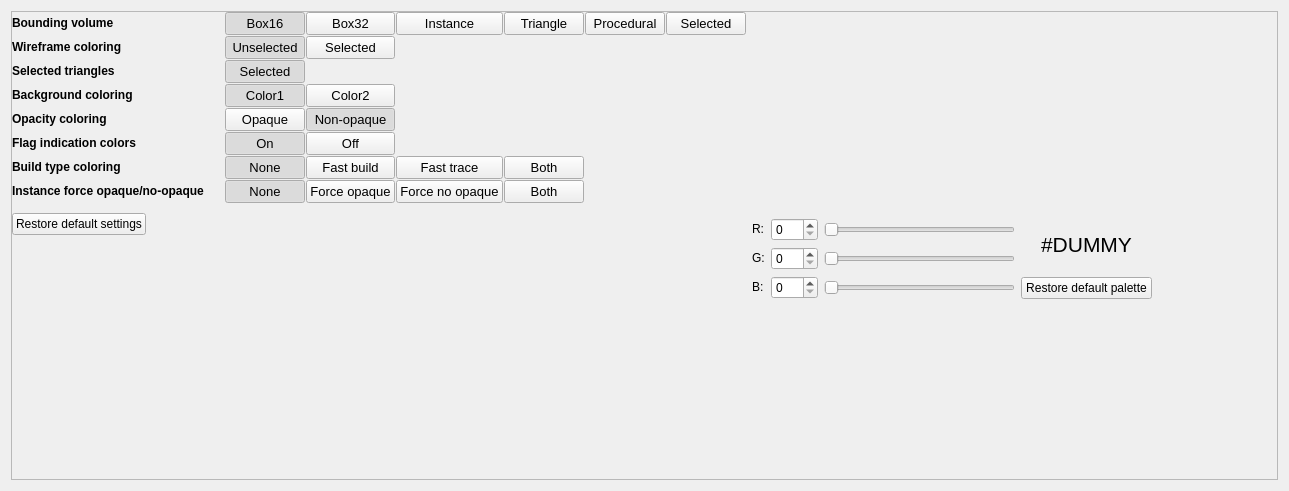
GPUOpen-Tools/radeon_raytracing_analyzer, file source/frontend/views/settings/themes_and_colors_pane.ui: the form before one commit.
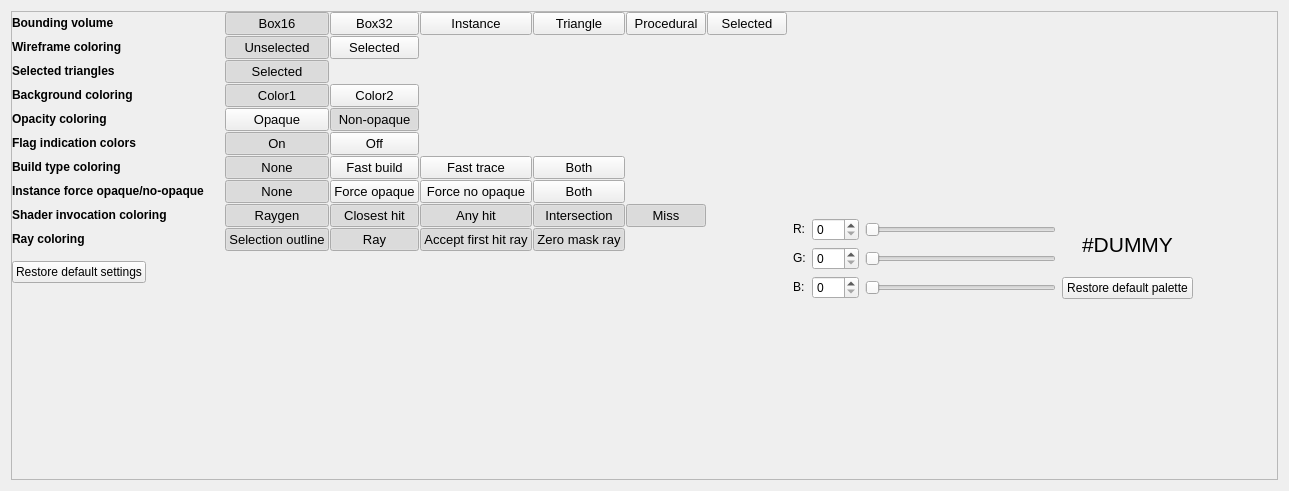
The form after the commit. Custom widgets are drawn as their Qt base class.

The edit to the form file:
```diff
--- a/source/frontend/views/settings/themes_and_colors_pane.ui
+++ b/source/frontend/views/settings/themes_and_colors_pane.ui
@@ -1041,6 +1041,356 @@
               </property>
              </widget>
             </item>
+            <item row="8" column="0">
+             <widget class="ScaledLabel" name="label_shader_invocation_">
+              <property name="sizePolicy">
+               <sizepolicy hsizetype="Minimum" vsizetype="Fixed">
+                <horstretch>0</horstretch>
+                <verstretch>0</verstretch>
+               </sizepolicy>
+              </property>
+              <property name="font">
+               <font>
+                <weight>75</weight>
+                <bold>true</bold>
+                <underline>false</underline>
+                <stylestrategy>PreferAntialias</stylestrategy>
+               </font>
+              </property>
+              <property name="text">
+               <string>Shader invocation coloring</string>
+              </property>
+              <property name="toolTip">
+               <string>Select the colors used for the shader invocation types</string>
+              </property>
+             </widget>
+            </item>
+            <item row="8" column="1">
+             <spacer name="horizontal_spacer_11_">
+              <property name="orientation">
+               <enum>Qt::Horizontal</enum>
+              </property>
+              <property name="sizeType">
+               <enum>QSizePolicy::Fixed</enum>
+              </property>
+              <property name="sizeHint" stdset="0">
+               <size>
+                <width>20</width>
+                <height>20</height>
+               </size>
+              </property>
+             </spacer>
+            </item>
+            <item row="8" column="2">
+             <widget class="ThemesAndColorsItemButton" name="button_invocation_raygen_">
+              <property name="sizePolicy">
+               <sizepolicy hsizetype="Minimum" vsizetype="Fixed">
+                <horstretch>0</horstretch>
+                <verstretch>0</verstretch>
+               </sizepolicy>
+              </property>
+              <property name="font">
+               <font>
+                <pointsize>10</pointsize>
+                <weight>50</weight>
+                <bold>false</bold>
+                <kerning>true</kerning>
+               </font>
+              </property>
+              <property name="cursor">
+               <cursorShape>PointingHandCursor</cursorShape>
+              </property>
+              <property name="text">
+               <string>Raygen</string>
+              </property>
+              <property name="checkable">
+               <bool>true</bool>
+              </property>
+              <property name="checked">
+               <bool>true</bool>
+              </property>
+             </widget>
+            </item>
+            <item row="8" column="3">
+             <widget class="ThemesAndColorsItemButton" name="button_invocation_closest_hit_">
+              <property name="sizePolicy">
+               <sizepolicy hsizetype="Minimum" vsizetype="Fixed">
+                <horstretch>0</horstretch>
+                <verstretch>0</verstretch>
+               </sizepolicy>
+              </property>
+              <property name="font">
+               <font>
+                <pointsize>10</pointsize>
+                <weight>50</weight>
+                <bold>false</bold>
+                <kerning>true</kerning>
+               </font>
+              </property>
+              <property name="cursor">
+               <cursorShape>PointingHandCursor</cursorShape>
+              </property>
+              <property name="text">
+               <string>Closest hit</string>
+              </property>
+              <property name="checkable">
+               <bool>true</bool>
+              </property>
+              <property name="checked">
+               <bool>true</bool>
+              </property>
+             </widget>
+            </item>
+            <item row="8" column="4">
+             <widget class="ThemesAndColorsItemButton" name="button_invocation_any_hit_">
+              <property name="sizePolicy">
+               <sizepolicy hsizetype="Minimum" vsizetype="Fixed">
+                <horstretch>0</horstretch>
+                <verstretch>0</verstretch>
+               </sizepolicy>
+              </property>
+              <property name="font">
+               <font>
+                <pointsize>10</pointsize>
+                <weight>50</weight>
+                <bold>false</bold>
+                <kerning>true</kerning>
+               </font>
+              </property>
+              <property name="cursor">
+               <cursorShape>PointingHandCursor</cursorShape>
+              </property>
+              <property name="text">
+               <string>Any hit</string>
+              </property>
+              <property name="checkable">
+               <bool>true</bool>
+              </property>
+              <property name="checked">
+               <bool>true</bool>
+              </property>
+             </widget>
+            </item>
+            <item row="8" column="5">
+             <widget class="ThemesAndColorsItemButton" name="button_invocation_intersection_">
+              <property name="sizePolicy">
+               <sizepolicy hsizetype="Minimum" vsizetype="Fixed">
+                <horstretch>0</horstretch>
+                <verstretch>0</verstretch>
+               </sizepolicy>
+              </property>
+              <property name="font">
+               <font>
+                <pointsize>10</pointsize>
+                <weight>50</weight>
+                <bold>false</bold>
+                <kerning>true</kerning>
+               </font>
+              </property>
+              <property name="cursor">
+               <cursorShape>PointingHandCursor</cursorShape>
+              </property>
+              <property name="text">
+               <string>Intersection</string>
+              </property>
+              <property name="checkable">
+               <bool>true</bool>
+              </property>
+              <property name="checked">
+               <bool>true</bool>
+              </property>
+             </widget>
+            </item>
+            <item row="8" column="6">
+             <widget class="ThemesAndColorsItemButton" name="button_invocation_miss_">
+              <property name="sizePolicy">
+               <sizepolicy hsizetype="Minimum" vsizetype="Fixed">
+                <horstretch>0</horstretch>
+                <verstretch>0</verstretch>
+               </sizepolicy>
+              </property>
+              <property name="font">
+               <font>
+                <pointsize>10</pointsize>
+                <weight>50</weight>
+                <bold>false</bold>
+                <kerning>true</kerning>
+               </font>
+              </property>
+              <property name="cursor">
+               <cursorShape>PointingHandCursor</cursorShape>
+              </property>
+              <property name="text">
+               <string>Miss</string>
+              </property>
+              <property name="checkable">
+               <bool>true</bool>
+              </property>
+              <property name="checked">
+               <bool>true</bool>
+              </property>
+             </widget>
+            </item>
+            <item row="9" column="0">
+             <widget class="ScaledLabel" name="label_ray_coloring_">
+              <property name="sizePolicy">
+               <sizepolicy hsizetype="Minimum" vsizetype="Fixed">
+                <horstretch>0</horstretch>
+                <verstretch>0</verstretch>
+               </sizepolicy>
+              </property>
+              <property name="font">
+               <font>
+                <weight>75</weight>
+                <bold>true</bold>
+                <underline>false</underline>
+                <stylestrategy>PreferAntialias</stylestrategy>
+               </font>
+              </property>
+              <property name="text">
+               <string>Ray coloring</string>
+              </property>
+              <property name="toolTip">
+               <string>Select the colors used for the ray types</string>
+              </property>
+             </widget>
+            </item>
+            <item row="9" column="1">
+             <spacer name="horizontal_spacer_12_">
+              <property name="orientation">
+               <enum>Qt::Horizontal</enum>
+              </property>
+              <property name="sizeType">
+               <enum>QSizePolicy::Fixed</enum>
+              </property>
+              <property name="sizeHint" stdset="0">
+               <size>
+                <width>20</width>
+                <height>20</height>
+               </size>
+              </property>
+             </spacer>
+            </item>
+            <item row="9" column="2">
+             <widget class="ThemesAndColorsItemButton" name="button_selected_ray_color_">
+              <property name="sizePolicy">
+               <sizepolicy hsizetype="Minimum" vsizetype="Fixed">
+                <horstretch>0</horstretch>
+                <verstretch>0</verstretch>
+               </sizepolicy>
+              </property>
+              <property name="font">
+               <font>
+                <pointsize>10</pointsize>
+                <weight>50</weight>
+                <bold>false</bold>
+                <kerning>true</kerning>
+               </font>
+              </property>
+              <property name="cursor">
+               <cursorShape>PointingHandCursor</cursorShape>
+              </property>
+              <property name="text">
+               <string>Selection outline</string>
+              </property>
+              <property name="checkable">
+               <bool>true</bool>
+              </property>
+              <property name="checked">
+               <bool>true</bool>
+              </property>
+             </widget>
+            </item>
+            <item row="9" column="3">
+             <widget class="ThemesAndColorsItemButton" name="button_ray_color_">
+              <property name="sizePolicy">
+               <sizepolicy hsizetype="Minimum" vsizetype="Fixed">
+                <horstretch>0</horstretch>
+                <verstretch>0</verstretch>
+               </sizepolicy>
+              </property>
+              <property name="font">
+               <font>
+                <pointsize>10</pointsize>
+                <weight>50</weight>
+                <bold>false</bold>
+                <kerning>true</kerning>
+               </font>
+              </property>
+              <property name="cursor">
+               <cursorShape>PointingHandCursor</cursorShape>
+              </property>
+              <property name="text">
+               <string>Ray</string>
+              </property>
+              <property name="checkable">
+               <bool>true</bool>
+              </property>
+              <property name="checked">
+               <bool>true</bool>
+              </property>
+             </widget>
+            </item>
+            <item row="9" column="4">
+             <widget class="ThemesAndColorsItemButton" name="button_shadow_ray_color_">
+              <property name="sizePolicy">
+               <sizepolicy hsizetype="Minimum" vsizetype="Fixed">
+                <horstretch>0</horstretch>
+                <verstretch>0</verstretch>
+               </sizepolicy>
+              </property>
+              <property name="font">
+               <font>
+                <pointsize>10</pointsize>
+                <weight>50</weight>
+                <bold>false</bold>
+                <kerning>true</kerning>
+               </font>
+              </property>
+              <property name="cursor">
+               <cursorShape>PointingHandCursor</cursorShape>
+              </property>
+              <property name="text">
+               <string>Accept first hit ray</string>
+              </property>
+              <property name="checkable">
+               <bool>true</bool>
+              </property>
+              <property name="checked">
+               <bool>true</bool>
+              </property>
+             </widget>
+            </item>
+            <item row="9" column="5">
+             <widget class="ThemesAndColorsItemButton" name="button_zero_mask_ray_color_">
+              <property name="sizePolicy">
+               <sizepolicy hsizetype="Minimum" vsizetype="Fixed">
+                <horstretch>0</horstretch>
+                <verstretch>0</verstretch>
+               </sizepolicy>
+              </property>
+              <property name="font">
+               <font>
+                <pointsize>10</pointsize>
+                <weight>50</weight>
+                <bold>false</bold>
+                <kerning>true</kerning>
+               </font>
+              </property>
+              <property name="cursor">
+               <cursorShape>PointingHandCursor</cursorShape>
+              </property>
+              <property name="text">
+               <string>Zero mask ray</string>
+              </property>
+              <property name="checkable">
+               <bool>true</bool>
+              </property>
+              <property name="checked">
+               <bool>true</bool>
+              </property>
+             </widget>
+            </item>
            </layout>
           </widget>
          </item>
```
